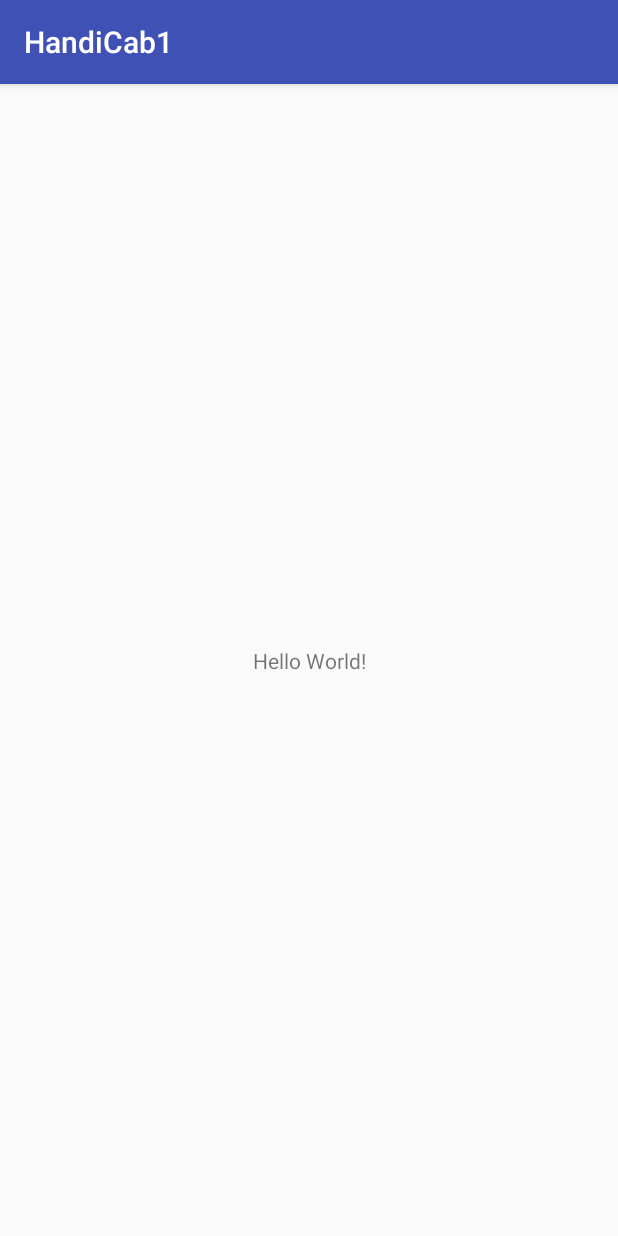
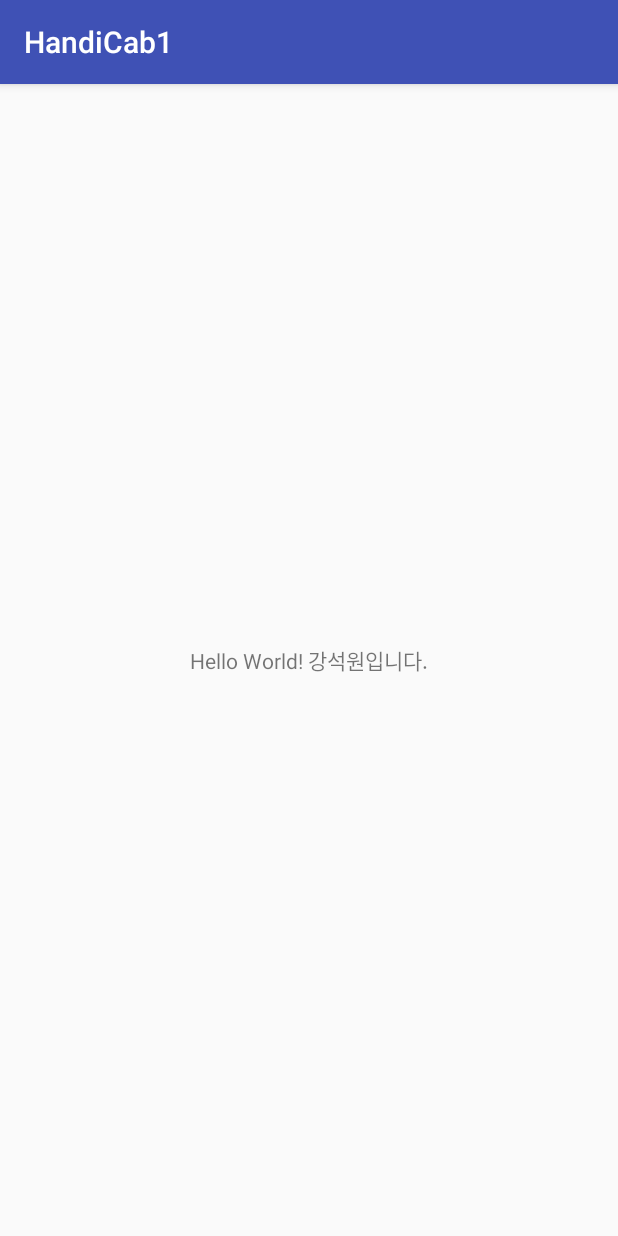
Before and after one commit to jangDta/HandiCab, an Android app: the screen it shows after launch (MainActivity), on a phone screen of 412 x 824 dp. Run offline under Robolectric (Android 15) with nearby library versions, the phone set to English and light mode, and no system bars.

Commit message:
나는 바보다

```diff
--- a/HandiCab1/app/src/main/res/layout/activity_main.xml
+++ b/HandiCab1/app/src/main/res/layout/activity_main.xml
@@ -9,7 +9,7 @@
     <TextView
         android:layout_width="wrap_content"
         android:layout_height="wrap_content"
-        android:text="Hello World!"
+        android:text="Hello World! 강석원입니다."
         app:layout_constraintBottom_toBottomOf="parent"
         app:layout_constraintLeft_toLeftOf="parent"
         app:layout_constraintRight_toRightOf="parent"
```
